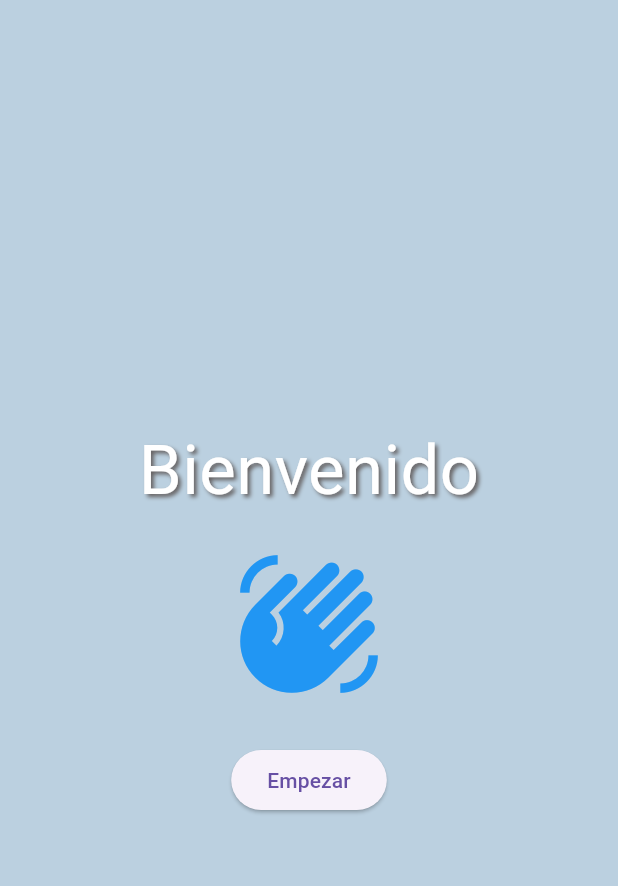
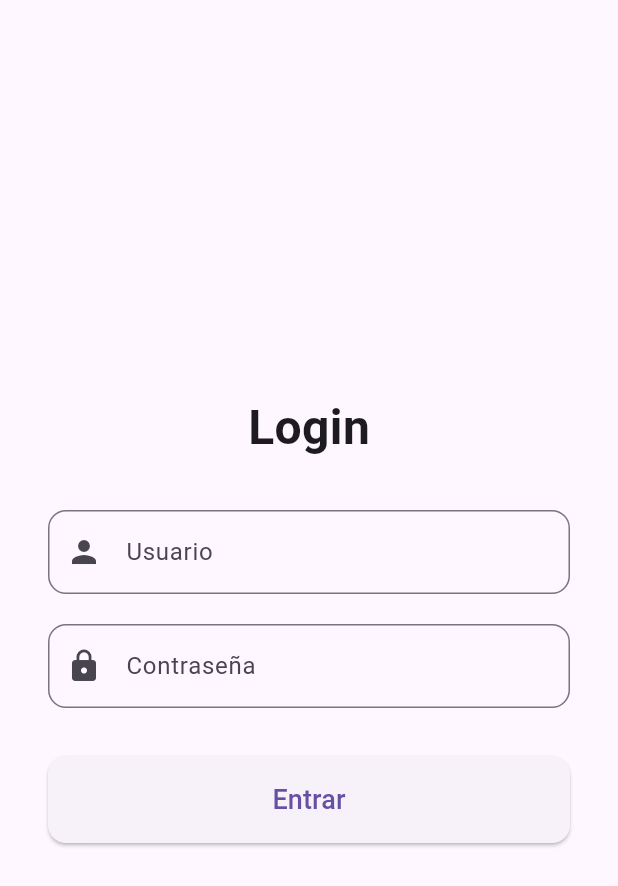
Before and after one commit to MarkusGutierrez10/app_bloc_Consumer, a Flutter app: the screen it shows after launch, on a phone screen of 412 x 824 dp. Shown: the top 886 px of the screen. Run offline on Flutter 3.47's test engine with Material 3 defaults, Android fonts, the phone set to English and light mode, and no system bars; our stand-ins replace bloc, dio, equatable, flutter_bloc.

```diff
--- a/perfil/lib/main.dart
+++ b/perfil/lib/main.dart
@@ -5,8 +5,8 @@ import 'package:perfil/presentation/bloc/homeState.dart';
 
 import 'presentation/view/cargando.dart';
 import 'presentation/view/failure.dart';
+import 'presentation/view/home.dart';
 import 'presentation/view/init.dart';
-import 'presentation/view/success.dart';
 
 void main() {
   runApp(App());
@@ -17,11 +17,11 @@ class App extends StatelessWidget {
 
   @override
   Widget build(BuildContext context) {
-    return BlocProvider(
-      create: (context) => HomeBloc(),
-      child: MaterialApp(
-        debugShowCheckedModeBanner: false,
-        home: BlocConsumer<HomeBloc, HomeState>(
+    return MaterialApp(
+      debugShowCheckedModeBanner: false,
+      home: BlocProvider(
+        create: (context) => HomeBloc(),
+        child: BlocConsumer<HomeBloc, HomeState>(
           listener: (context, state) {
             if (state is Correcto) {
               Navigator.push(
--- a/perfil/lib/presentation/bloc/homeEvent.dart
+++ b/perfil/lib/presentation/bloc/homeEvent.dart
@@ -7,4 +7,12 @@ sealed class HomeEvent extends Equatable {
   List<Object> get props => [];
 }
 
-final class HomeSearchPressed extends HomeEvent{}
+final class HomeSearchPressed extends HomeEvent {
+  final String user;
+  final String pass;
+
+  const HomeSearchPressed(this.user, this.pass);
+
+  @override
+  List<Object> get props => [user, pass];
+}
--- a/perfil/lib/presentation/bloc2/bloc/page_bloc_bloc.dart
+++ b/perfil/lib/presentation/bloc2/bloc/page_bloc_bloc.dart
@@ -17,11 +17,8 @@ class PageBlocBloc extends Bloc<PageBlocEvent, PageBlocState> {
 
         if (response.statusCode == 200){
           Map objectMap = jsonDecode(response.body);
-          print("entro la peticion");
-          print(objectMap);
-          print("{}");
           Datos datos = Datos(objectMap);
-          print(datos);
+          await Future.delayed(Duration(seconds: 5));
           emit(PageSuccess(datos));
         }else{
           emit(PageFailure());
--- a/perfil/lib/presentation/view/failure.dart
+++ b/perfil/lib/presentation/view/failure.dart
@@ -5,9 +5,7 @@ class Failure extends StatelessWidget {
 
   @override
   Widget build(BuildContext context) {
-    return Scaffold(
-      backgroundColor: Colors.white,
-      body: Center(
+    return Center(
       child: Column(
         mainAxisSize: MainAxisSize.min,
         children: [
@@ -31,7 +29,6 @@ class Failure extends StatelessWidget {
           ),
         ],
       ),
-      ),
     );
   }
 }
--- a/perfil/lib/presentation/view/init.dart
+++ b/perfil/lib/presentation/view/init.dart
@@ -1,4 +1,3 @@
-
 import 'package:flutter/material.dart';
 import 'package:flutter_bloc/flutter_bloc.dart';
 
@@ -6,48 +5,77 @@ import '../bloc/bloc.dart';
 import '../bloc/homeEvent.dart';
 
 class Initial extends StatelessWidget {
-  const Initial({
-    super.key,
-  });
+  const Initial({super.key});
 
   @override
   Widget build(BuildContext context) {
+    final userController = TextEditingController();
+    final passController = TextEditingController();
+
     return Scaffold(
-      backgroundColor: const Color.fromARGB(255, 187, 208, 224),
       body: Center(
+        child: SingleChildScrollView(
+          padding: const EdgeInsets.symmetric(horizontal: 32, vertical: 24),
           child: Column(
-        mainAxisAlignment: MainAxisAlignment.center,
-        crossAxisAlignment: CrossAxisAlignment.center,
             mainAxisSize: MainAxisSize.min,
             children: [
-          Text("Bienvenido",
+              const Text(
+                "Login",
                 style: TextStyle(
-              fontSize: 46,
-              color: Colors.white,
-              shadows: [
-                Shadow(
-                offset: Offset(2, 2),
-                blurRadius: 3,
-                color: const Color.fromARGB(255, 100, 96, 96)
-              )]
+                  fontSize: 32,
+                  fontWeight: FontWeight.bold,
                 ),
               ),
-          SizedBox(height: 20),
-          Icon(
-              Icons.waving_hand,
-              size: 100,
-              color: Colors.blue,
+              const SizedBox(height: 32),
+              TextField(
+                controller: userController,
+                decoration: InputDecoration(
+                  labelText: "Usuario",
+                  border: OutlineInputBorder(
+                    borderRadius: BorderRadius.circular(12),
                   ),
-          SizedBox(height: 30),
-
-          ElevatedButton(
+                  prefixIcon: const Icon(Icons.person),
+                ),
+              ),
+              const SizedBox(height: 20),
+              TextField(
+                controller: passController,
+                obscureText: true,
+                decoration: InputDecoration(
+                  labelText: "Contraseña",
+                  border: OutlineInputBorder(
+                    borderRadius: BorderRadius.circular(12),
+                  ),
+                  prefixIcon: const Icon(Icons.lock),
+                ),
+              ),
+              const SizedBox(height: 32),
+              SizedBox(
+                width: double.infinity,
+                child: ElevatedButton(
                   onPressed: () {
                     final homeBloc = BlocProvider.of<HomeBloc>(context);
-              homeBloc.add(HomeSearchPressed());
+                    homeBloc.add(
+                      HomeSearchPressed(
+                        userController.text,
+                        passController.text,
+                      ),
+                    );
                   },
-            child: Text('Empezar'),
-          )
+                  style: ElevatedButton.styleFrom(
+                    padding: const EdgeInsets.symmetric(vertical: 16),
+                    shape: RoundedRectangleBorder(
+                      borderRadius: BorderRadius.circular(12),
+                    ),
+                  ),
+                  child: const Text(
+                    "Entrar",
+                    style: TextStyle(fontSize: 18),
+                  ),
+                ),
+              ),
             ],
+          ),
         ),
       ),
     );
--- a/perfil/pubspec.yaml
+++ b/perfil/pubspec.yaml
@@ -38,6 +38,7 @@ dependencies:
   equatable: ^2.0.7
   http: ^1.5.0
   flutter_bloc: ^9.1.1
+  dio: ^5.9.0
 
 dev_dependencies:
   flutter_test:
```
Also changed, not shown: perfil/lib/presentation/bloc/bloc.dart (+22 -11 lines), perfil/lib/presentation/view/DatosSuccess.dart (deleted, +0 -105 lines), perfil/lib/presentation/view/cargando.dart (+5 -7 lines), perfil/lib/presentation/view/estilo.dart (added, +72 -0 lines), perfil/lib/presentation/view/home.dart (added, +109 -0 lines), perfil/lib/presentation/view/success.dart (deleted, +0 -12 lines), perfil/lib/presentation/bloc/homeState.dart (line endings or trailing spaces), perfil/pubspec.lock. Lines whose indentation alone changed are shown as unchanged.
